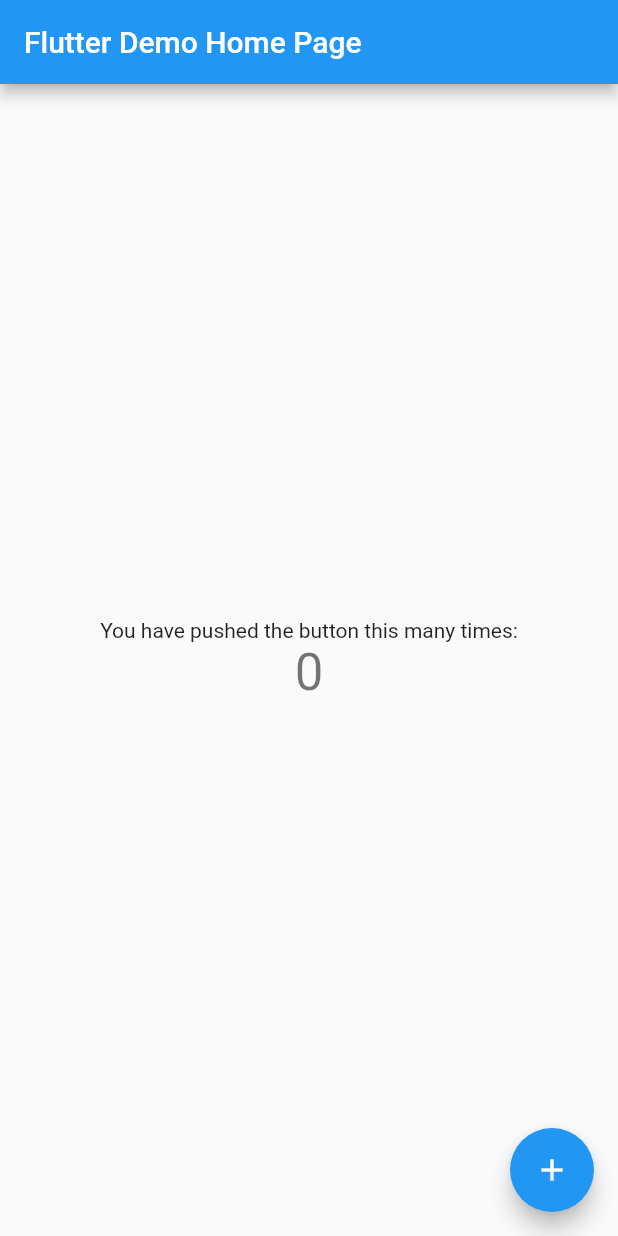
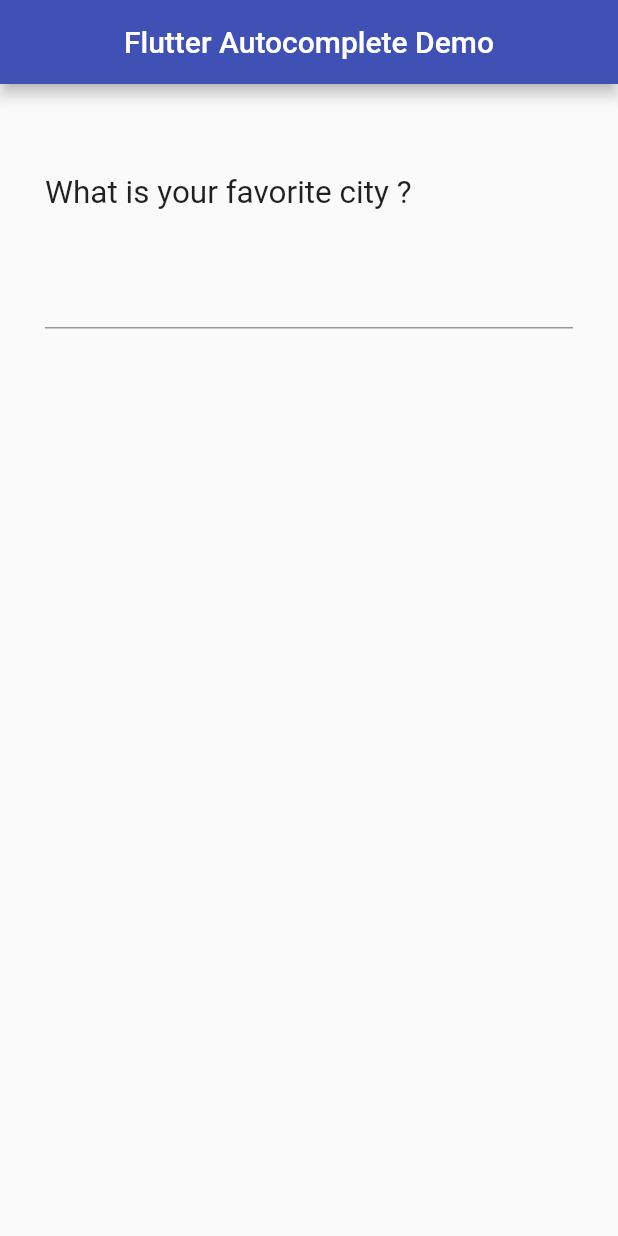
Before and after one commit to PabloBuisson/flutter_autocomplete, a Flutter app: the screen it shows after launch, on a phone screen of 412 x 824 dp. Run offline on Flutter 3.47's test engine with Material 2 defaults, Android fonts, the phone set to English and light mode, and no system bars.

Commit message:
add first simple example

```diff
--- a/lib/main.dart
+++ b/lib/main.dart
@@ -7,39 +7,21 @@
 class MyApp extends StatelessWidget {
   const MyApp({Key? key}) : super(key: key);
 
-  // This widget is the root of your application.
   @override
   Widget build(BuildContext context) {
     return MaterialApp(
-      title: 'Flutter Demo',
+      debugShowCheckedModeBanner: false,
+      title: 'Flutter Autocomplete Demo',
       theme: ThemeData(
-        // This is the theme of your application.
-        //
-        // Try running your application with "flutter run". You'll see the
-        // application has a blue toolbar. Then, without quitting the app, try
-        // changing the primarySwatch below to Colors.green and then invoke
-        // "hot reload" (press "r" in the console where you ran "flutter run",
-        // or simply save your changes to "hot reload" in a Flutter IDE).
-        // Notice that the counter didn't reset back to zero; the application
-        // is not restarted.
-        primarySwatch: Colors.blue,
+        primarySwatch: Colors.indigo,
       ),
-      home: const MyHomePage(title: 'Flutter Demo Home Page'),
+      home: const MyHomePage(title: 'Flutter Autocomplete Demo'),
     );
   }
 }
 
 class MyHomePage extends StatefulWidget {
   const MyHomePage({Key? key, required this.title}) : super(key: key);
-
-  // This widget is the home page of your application. It is stateful, meaning
-  // that it has a State object (defined below) that contains fields that affect
-  // how it looks.
-
-  // This class is the configuration for the state. It holds the values (in this
-  // case the title) provided by the parent (in this case the App widget) and
-  // used by the build method of the State. Fields in a Widget subclass are
-  // always marked "final".
 
   final String title;
 
@@ -48,68 +30,59 @@
 }
 
 class _MyHomePageState extends State<MyHomePage> {
-  int _counter = 0;
+  // This will be displayed below the autocomplete field
+  String? _selectedCity;
 
-  void _incrementCounter() {
-    setState(() {
-      // This call to setState tells the Flutter framework that something has
-      // changed in this State, which causes it to rerun the build method below
-      // so that the display can reflect the updated values. If we changed
-      // _counter without calling setState(), then the build method would not be
-      // called again, and so nothing would appear to happen.
-      _counter++;
-    });
-  }
+  // This list holds all the suggestions
+  final List<String> _suggestions = [
+    'Paris',
+    'New-York',
+    'Madrid',
+    'London',
+    'Beijing',
+    'Rio',
+  ];
 
   @override
   Widget build(BuildContext context) {
-    // This method is rerun every time setState is called, for instance as done
-    // by the _incrementCounter method above.
-    //
-    // The Flutter framework has been optimized to make rerunning build methods
-    // fast, so that you can just rebuild anything that needs updating rather
-    // than having to individually change instances of widgets.
     return Scaffold(
       appBar: AppBar(
-        // Here we take the value from the MyHomePage object that was created by
-        // the App.build method, and use it to set our appbar title.
+        centerTitle: true,
         title: Text(widget.title),
       ),
-      body: Center(
-        // Center is a layout widget. It takes a single child and positions it
-        // in the middle of the parent.
+      body: Padding(
+        padding: const EdgeInsets.all(30.0),
         child: Column(
-          // Column is also a layout widget. It takes a list of children and
-          // arranges them vertically. By default, it sizes itself to fit its
-          // children horizontally, and tries to be as tall as its parent.
-          //
-          // Invoke "debug painting" (press "p" in the console, choose the
-          // "Toggle Debug Paint" action from the Flutter Inspector in Android
-          // Studio, or the "Toggle Debug Paint" command in Visual Studio Code)
-          // to see the wireframe for each widget.
-          //
-          // Column has various properties to control how it sizes itself and
-          // how it positions its children. Here we use mainAxisAlignment to
-          // center the children vertically; the main axis here is the vertical
-          // axis because Columns are vertical (the cross axis would be
-          // horizontal).
-          mainAxisAlignment: MainAxisAlignment.center,
-          children: <Widget>[
-            const Text(
-              'You have pushed the button this many times:',
+          crossAxisAlignment: CrossAxisAlignment.start,
+          children: [
+            const Padding(
+              padding: EdgeInsets.symmetric(vertical: 30.0),
+              child: Text(
+                "What is your favorite city ?",
+                textScaleFactor: 1.5,
+                textAlign: TextAlign.end,
+              ),
             ),
-            Text(
-              '$_counter',
-              style: Theme.of(context).textTheme.headline4,
+            Autocomplete<String>(
+              optionsBuilder: (TextEditingValue value) {
+                // When the field is empty
+                if (value.text.isEmpty) {
+                  return [];
+                }
+                // The logic to find out which ones should appear
+                return _suggestions.where((suggestion) => suggestion
+                    .toLowerCase()
+                    .contains(value.text.toLowerCase()));
+              },
+              onSelected: (value) {
+                setState(() {
+                  _selectedCity = value;
+                });
+              },
             ),
           ],
         ),
       ),
-      floatingActionButton: FloatingActionButton(
-        onPressed: _incrementCounter,
-        tooltip: 'Increment',
-        child: const Icon(Icons.add),
-      ), // This trailing comma makes auto-formatting nicer for build methods.
     );
   }
 }
```
